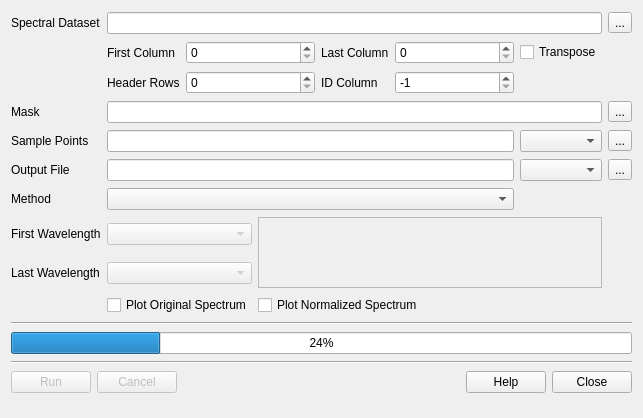
First picture: the form in src/ui/contrem.ui, repository rskelly/geotools, before the edit.
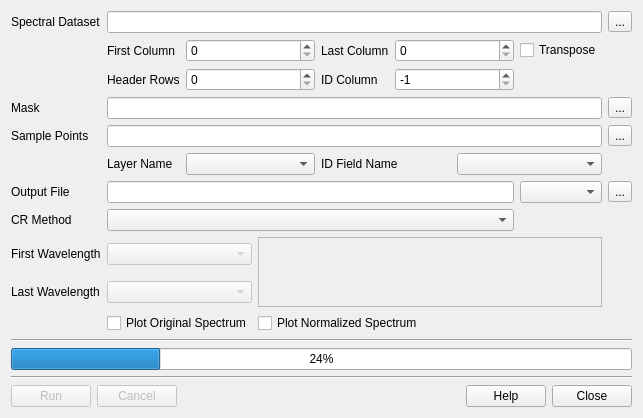
Second picture: the form after the edit.

Commit message: Add sample point field selection for ID.

```diff
--- a/src/ui/contrem.ui
+++ b/src/ui/contrem.ui
@@ -14,7 +14,7 @@
    <string>Convex Hull Continuum Removal</string>
   </property>
   <layout class="QGridLayout" name="gridLayout">
-   <item row="11" column="1" colspan="9">
+   <item row="12" column="1" colspan="9">
     <widget class="Line" name="line_2">
      <property name="orientation">
       <enum>Qt::Horizontal</enum>
@@ -42,7 +42,7 @@
      </property>
     </widget>
    </item>
-   <item row="16" column="1" colspan="9">
+   <item row="17" column="1" colspan="9">
     <layout class="QHBoxLayout" name="horizontalLayout">
      <item>
       <widget class="QPushButton" name="btnRun">
@@ -93,21 +93,21 @@
      </item>
     </layout>
    </item>
-   <item row="13" column="1" colspan="9">
+   <item row="14" column="1" colspan="9">
     <widget class="QProgressBar" name="progressBar">
      <property name="value">
       <number>24</number>
      </property>
     </widget>
    </item>
-   <item row="5" column="9">
+   <item row="6" column="9">
     <widget class="QToolButton" name="btnOutput">
      <property name="text">
       <string>...</string>
      </property>
     </widget>
    </item>
-   <item row="14" column="1" colspan="9">
+   <item row="15" column="1" colspan="9">
     <widget class="Line" name="line">
      <property name="orientation">
       <enum>Qt::Horizontal</enum>
@@ -121,24 +121,24 @@
      </property>
     </widget>
    </item>
-   <item row="5" column="1">
+   <item row="6" column="1">
     <widget class="QLabel" name="label_8">
      <property name="text">
       <string>Output File</string>
      </property>
     </widget>
    </item>
-   <item row="7" column="1">
+   <item row="8" column="1">
     <widget class="QLabel" name="label_9">
      <property name="text">
       <string>First Wavelength</string>
      </property>
     </widget>
    </item>
-   <item row="5" column="8">
+   <item row="6" column="8">
     <widget class="QComboBox" name="cboOutputType"/>
    </item>
-   <item row="8" column="1">
+   <item row="9" column="1">
     <widget class="QLabel" name="label_10">
      <property name="text">
       <string>Last Wavelength</string>
@@ -148,7 +148,7 @@
    <item row="3" column="2" colspan="7">
     <widget class="QLineEdit" name="txtROIFile"/>
    </item>
-   <item row="5" column="2" colspan="6">
+   <item row="6" column="2" colspan="6">
     <widget class="QLineEdit" name="txtOutputFile"/>
    </item>
    <item row="4" column="1">
@@ -236,17 +236,17 @@
      </property>
     </widget>
    </item>
-   <item row="9" column="2" colspan="2">
+   <item row="10" column="2" colspan="2">
     <widget class="QCheckBox" name="chkPlotOrig">
      <property name="text">
       <string>Plot Original Spectrum</string>
      </property>
     </widget>
    </item>
-   <item row="6" column="2" colspan="6">
+   <item row="7" column="2" colspan="6">
     <widget class="QComboBox" name="cboNormMethod"/>
    </item>
-   <item row="7" column="4" rowspan="2" colspan="5">
+   <item row="8" column="4" rowspan="2" colspan="5">
     <widget class="QListWidget" name="lstHints">
      <property name="enabled">
       <bool>false</bool>
@@ -256,40 +256,57 @@
      </property>
     </widget>
    </item>
-   <item row="8" column="2" colspan="2">
+   <item row="9" column="2" colspan="2">
     <widget class="QComboBox" name="cboMaxWL">
      <property name="enabled">
       <bool>false</bool>
      </property>
     </widget>
    </item>
-   <item row="6" column="1">
+   <item row="7" column="1">
     <widget class="QLabel" name="label_11">
      <property name="text">
-      <string>Method</string>
+      <string>CR Method</string>
      </property>
     </widget>
    </item>
-   <item row="7" column="2" colspan="2">
+   <item row="8" column="2" colspan="2">
     <widget class="QComboBox" name="cboMinWL">
      <property name="enabled">
       <bool>false</bool>
      </property>
     </widget>
    </item>
-   <item row="9" column="4" colspan="3">
+   <item row="10" column="4" colspan="3">
     <widget class="QCheckBox" name="chkPlotNorm">
      <property name="text">
       <string>Plot Normalized Spectrum</string>
      </property>
     </widget>
    </item>
-   <item row="4" column="2" colspan="6">
-    <widget class="QLineEdit" name="txtSamplePoints"/>
+   <item row="5" column="2">
+    <widget class="QLabel" name="label_12">
+     <property name="text">
+      <string>Layer Name</string>
+     </property>
+    </widget>
    </item>
-   <item row="4" column="8">
+   <item row="5" column="3" colspan="2">
     <widget class="QComboBox" name="cboSamplePointsLayer"/>
    </item>
+   <item row="4" column="2" colspan="7">
+    <widget class="QLineEdit" name="txtSamplePoints"/>
+   </item>
+   <item row="5" column="7" colspan="2">
+    <widget class="QComboBox" name="cboSamplePointsIDField"/>
+   </item>
+   <item row="5" column="5" colspan="2">
+    <widget class="QLabel" name="label_13">
+     <property name="text">
+      <string>ID Field Name</string>
+     </property>
+    </widget>
+   </item>
   </layout>
  </widget>
  <resources/>
```
The commit also changes 6 other files.
